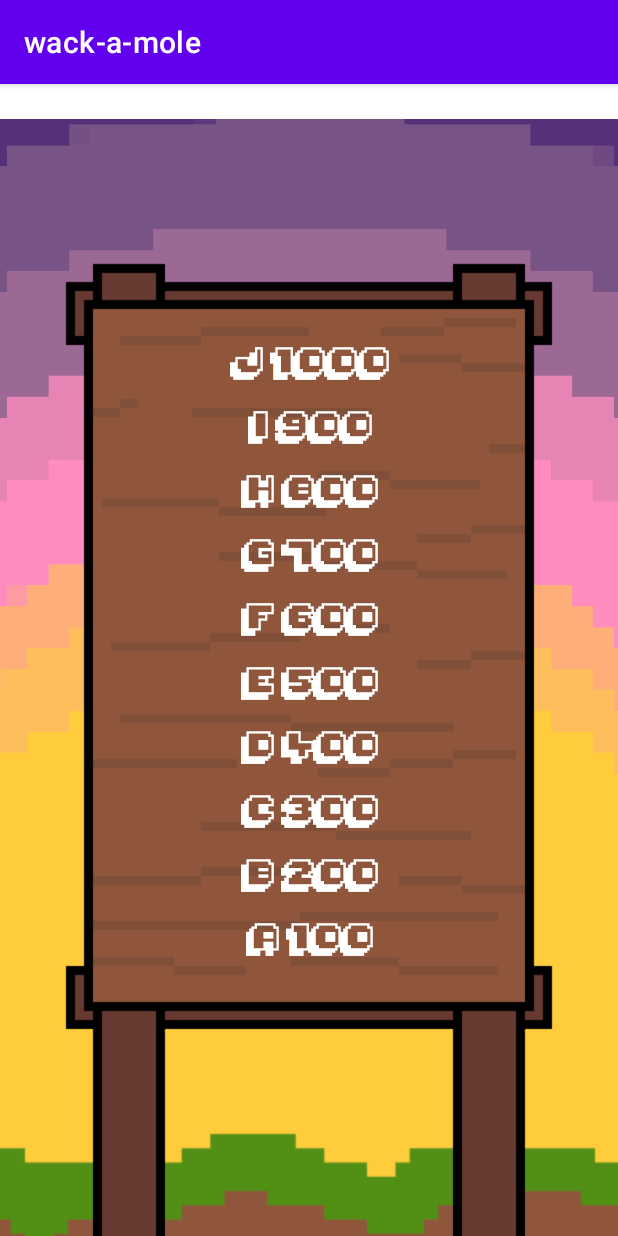
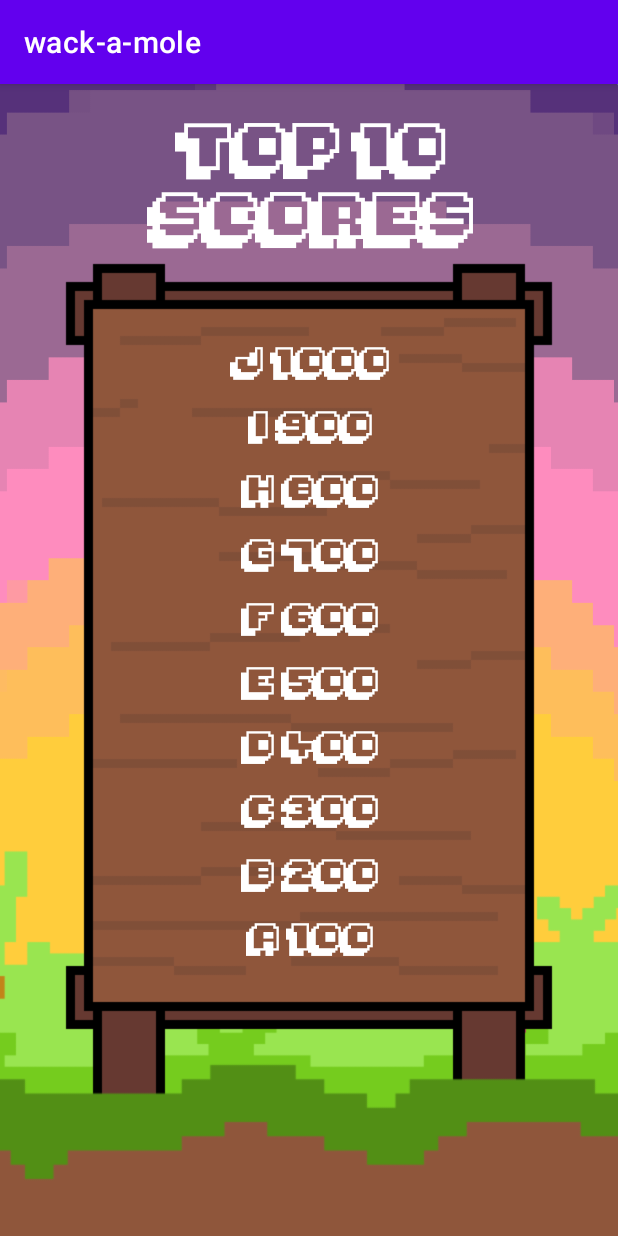
Before and after one commit to itggot-Harry-Norrman/Whack-a-mole-interaction, an Android app: the scoreboardActivity screen opened directly, with no data from a screen before it, on a phone screen of 412 x 824 dp. Run offline under Robolectric (Android 15) with nearby library versions, the phone set to English and light mode, and no system bars.

Commit message:
lite fix med scoresidan

```diff
--- a/app/src/main/res/layout/activity_scoreboard.xml
+++ b/app/src/main/res/layout/activity_scoreboard.xml
@@ -4,38 +4,38 @@
     xmlns:tools="http://schemas.android.com/tools"
     android:layout_width="match_parent"
     android:layout_height="match_parent"
+    android:background="@drawable/molebg"
     tools:context=".scoreboardActivity">
 
     <ImageView
         android:id="@+id/imageView7"
+        android:layout_width="483dp"
+        android:layout_height="536dp"
+        android:layout_marginTop="440dp"
+        app:layout_constraintEnd_toEndOf="parent"
+        app:layout_constraintStart_toStartOf="parent"
+        app:layout_constraintTop_toTopOf="parent"
+        app:srcCompat="@drawable/grass2" />
+
+    <ImageView
+        android:id="@+id/imageView6"
         android:layout_width="wrap_content"
         android:layout_height="wrap_content"
-        app:layout_constraintBottom_toBottomOf="parent"
         app:layout_constraintEnd_toEndOf="parent"
-        app:layout_constraintHorizontal_bias="0.0"
         app:layout_constraintStart_toStartOf="parent"
-        app:layout_constraintTop_toTopOf="@+id/imageView6"
-        app:layout_constraintVertical_bias="1.0"
-        app:srcCompat="@drawable/molebg" />
+        app:layout_constraintTop_toTopOf="parent"
+        app:srcCompat="@drawable/board" />
 
     <ImageView
         android:id="@+id/imageView8"
         android:layout_width="608dp"
         android:layout_height="640dp"
-        android:layout_marginTop="-350dp"
+        android:layout_marginTop="372dp"
         app:layout_constraintEnd_toEndOf="parent"
         app:layout_constraintHorizontal_bias="0.502"
         app:layout_constraintStart_toStartOf="parent"
-        app:layout_constraintTop_toBottomOf="@+id/imageView7"
+        app:layout_constraintTop_toTopOf="@+id/imageView6"
         app:srcCompat="@drawable/dirt" />
-
-    <ImageView
-        android:id="@+id/imageView6"
-        android:layout_width="wrap_content"
-        android:layout_height="wrap_content"
-        app:srcCompat="@drawable/board"
-        tools:layout_editor_absoluteX="0dp"
-        tools:layout_editor_absoluteY="0dp" />
 
     <TextView
         android:id="@+id/scoreBoard"
@@ -51,4 +51,22 @@
         app:layout_constraintStart_toStartOf="parent"
         app:layout_constraintTop_toTopOf="@+id/imageView6" />
 
+    <TextView
+        android:id="@+id/textView"
+        style="@style/Widget.AppCompat.TextView"
+        android:layout_width="340dp"
+        android:layout_height="98dp"
+        android:fontFamily="@font/pixelmania"
+        android:foregroundTintMode="add"
+        android:text="TOP 10 SCORES"
+        android:textAlignment="center"
+        android:textColor="#FFFFFF"
+        android:textSize="24sp"
+        app:emojiCompatEnabled="false"
+        app:layout_constraintBottom_toTopOf="@+id/scoreBoard"
+        app:layout_constraintEnd_toEndOf="parent"
+        app:layout_constraintStart_toStartOf="parent"
+        app:layout_constraintTop_toTopOf="parent"
+        app:layout_constraintVertical_bias="0.29000002" />
+
 </androidx.constraintlayout.widget.ConstraintLayout>
```
